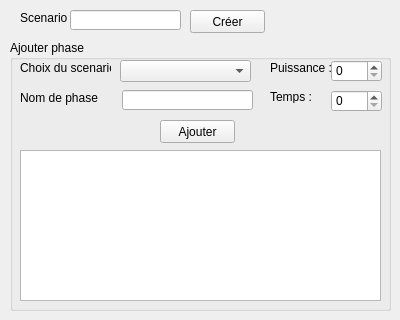
The window that 06_taches_finale/01_alan_carrer/02_application/application/createscenario.ui (Izakun/banc_de_test_eolienne) describes before a commit, drawn with Qt 5.
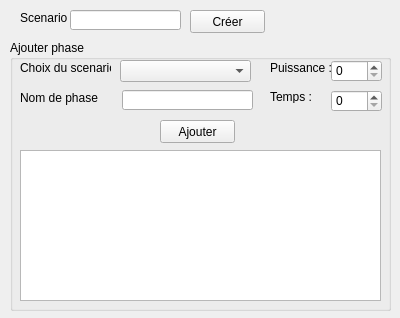
The same window after the commit.

Patch:
```diff
--- a/06_taches_finale/01_alan_carrer/02_application/application/createscenario.ui
+++ b/06_taches_finale/01_alan_carrer/02_application/application/createscenario.ui
@@ -7,7 +7,7 @@
     <x>0</x>
     <y>0</y>
     <width>400</width>
-    <height>320</height>
+    <height>318</height>
    </rect>
   </property>
   <property name="windowTitle">
```
